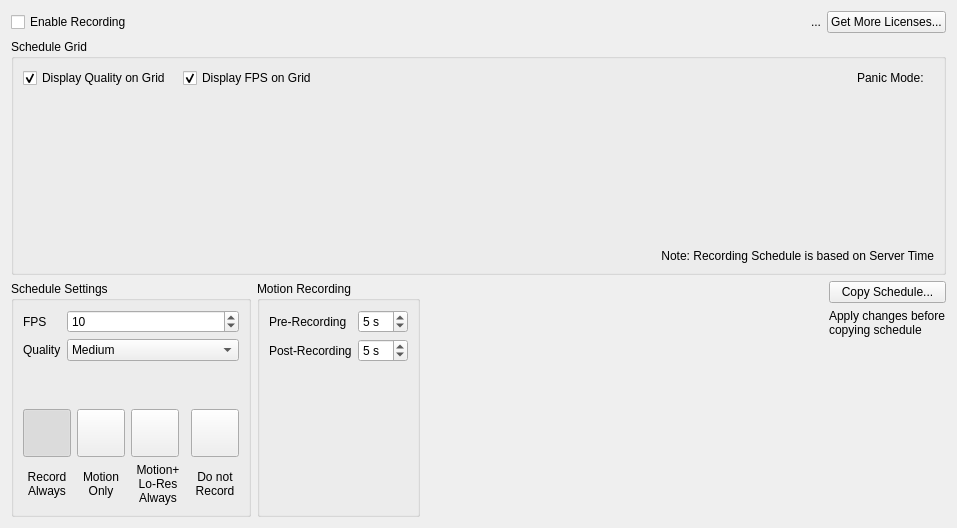
networkoptix/nx_open, file client/src/ui/widgets/properties/camera_schedule_widget.ui: the form before one commit.
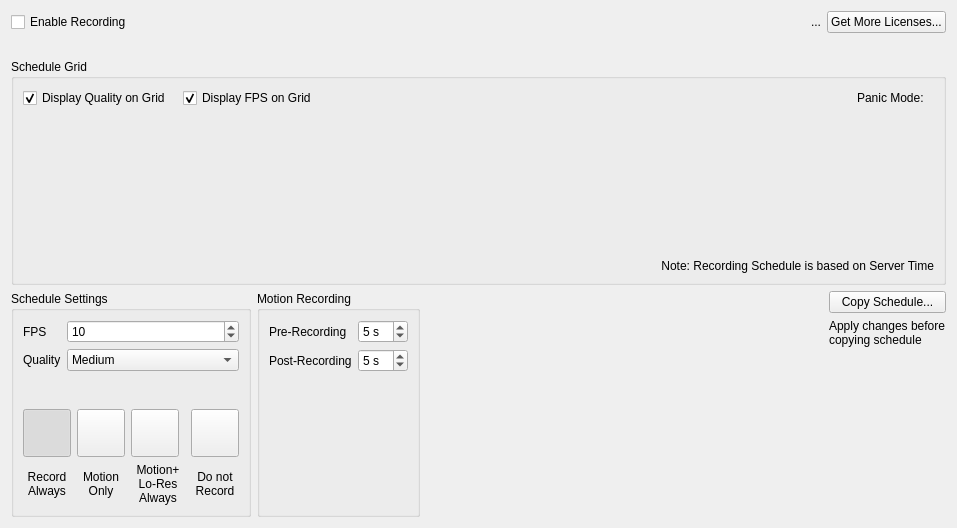
The form after the commit. Custom widgets are drawn as their Qt base class.

Commit message:
CameraCount -> DigitalCount && AnalogCount
<==== Mercurial data ====>
Branch: feature/1758

```diff
--- a/client/src/ui/widgets/properties/camera_schedule_widget.ui
+++ b/client/src/ui/widgets/properties/camera_schedule_widget.ui
@@ -55,6 +55,13 @@
      </item>
     </layout>
    </item>
+   <item>
+    <widget class="QLabel" name="licensesUsageLabel">
+     <property name="text">
+      <string/>
+     </property>
+    </widget>
+   </item>
    <item>
     <widget class="QGroupBox" name="scheduleGridGroupBox">
      <property name="title">
```
The commit also changes 14 other files.
